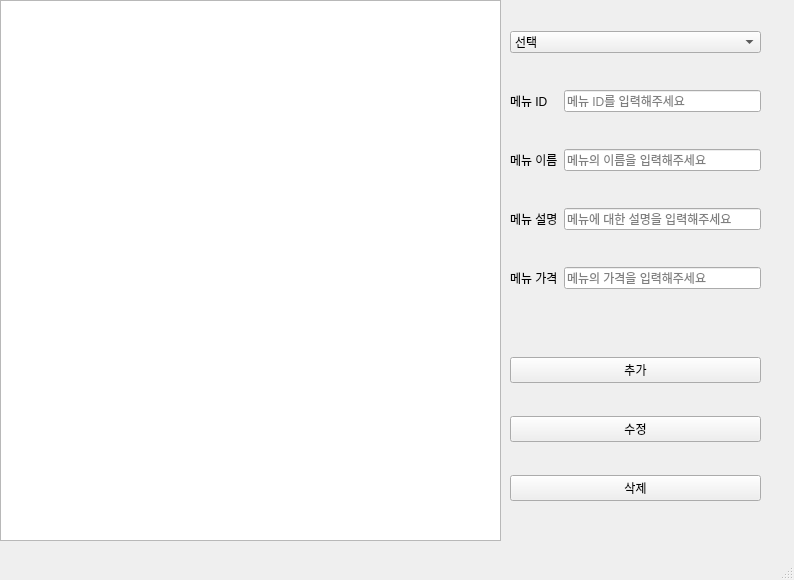
Qt form ui/manager.ui (BSEom/miniP_kiosk) before a commit.
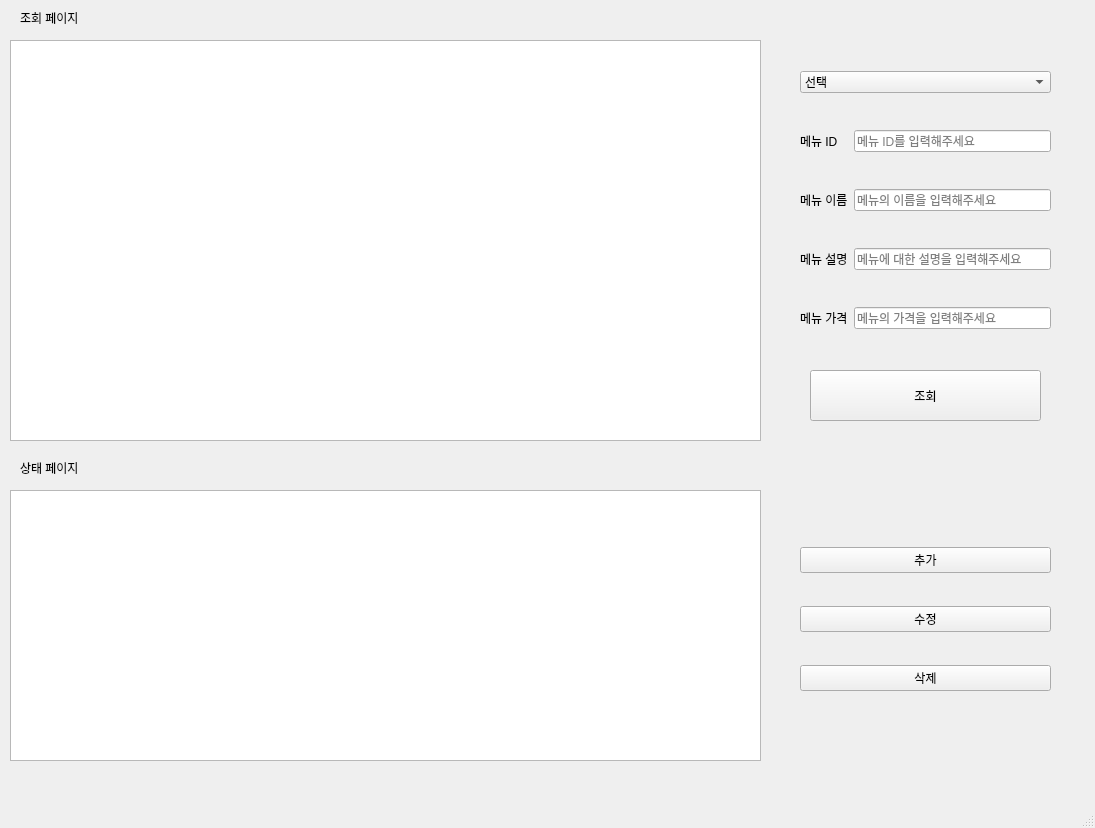
The same form after that commit.

Patch:
```diff
--- a/ui/manager.ui
+++ b/ui/manager.ui
@@ -6,8 +6,8 @@
    <rect>
     <x>0</x>
     <y>0</y>
-    <width>794</width>
-    <height>580</height>
+    <width>1095</width>
+    <height>828</height>
    </rect>
   </property>
   <property name="windowTitle">
@@ -17,8 +17,8 @@
    <widget class="QWidget" name="verticalLayoutWidget_2">
     <property name="geometry">
      <rect>
-      <x>510</x>
-      <y>330</y>
+      <x>800</x>
+      <y>520</y>
       <width>251</width>
       <height>201</height>
      </rect>
@@ -50,8 +50,8 @@
    <widget class="QWidget" name="verticalLayoutWidget">
     <property name="geometry">
      <rect>
-      <x>510</x>
-      <y>0</y>
+      <x>800</x>
+      <y>40</y>
       <width>251</width>
       <height>321</height>
      </rect>
@@ -195,13 +195,62 @@
    <widget class="QListView" name="tblMenu">
     <property name="geometry">
      <rect>
-      <x>0</x>
-      <y>0</y>
-      <width>501</width>
-      <height>541</height>
+      <x>10</x>
+      <y>40</y>
+      <width>751</width>
+      <height>401</height>
      </rect>
     </property>
    </widget>
+   <widget class="QListView" name="tblMenu2">
+    <property name="geometry">
+     <rect>
+      <x>10</x>
+      <y>490</y>
+      <width>751</width>
+      <height>271</height>
+     </rect>
+    </property>
+   </widget>
+   <widget class="QLabel" name="label">
+    <property name="geometry">
+     <rect>
+      <x>20</x>
+      <y>10</y>
+      <width>101</width>
+      <height>16</height>
+     </rect>
+    </property>
+    <property name="text">
+     <string>조회 페이지</string>
+    </property>
+   </widget>
+   <widget class="QLabel" name="label_2">
+    <property name="geometry">
+     <rect>
+      <x>20</x>
+      <y>460</y>
+      <width>101</width>
+      <height>16</height>
+     </rect>
+    </property>
+    <property name="text">
+     <string>상태 페이지</string>
+    </property>
+   </widget>
+   <widget class="QPushButton" name="pushButton">
+    <property name="geometry">
+     <rect>
+      <x>810</x>
+      <y>370</y>
+      <width>231</width>
+      <height>51</height>
+     </rect>
+    </property>
+    <property name="text">
+     <string>조회</string>
+    </property>
+   </widget>
   </widget>
   <widget class="QMenuBar" name="menubar">
    <property name="geometry">
```
Left out of the diff: 8 changed lines with no effect on the pictures.
